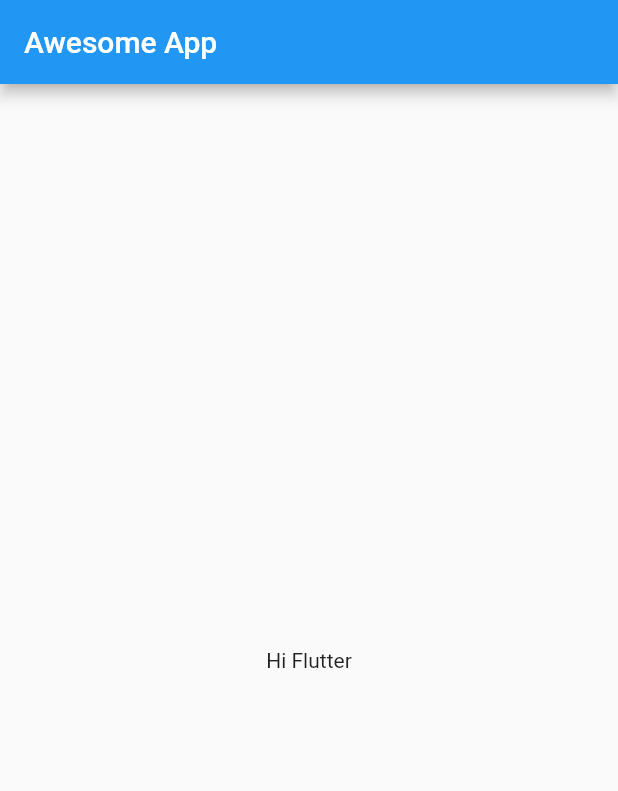
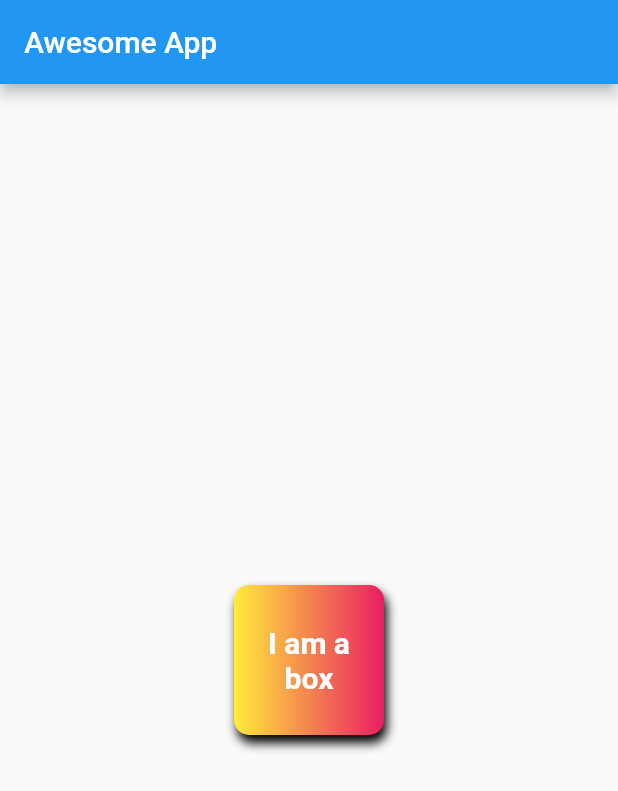
Before and after one commit to Raushan1123/Flutter-Tutorial, a Flutter app: the screen it shows after launch, on a phone screen of 412 x 824 dp. Shown: the top 791 px of the screen. Run offline on Flutter 3.47's test engine with Material 2 defaults, Android fonts, the phone set to English and light mode, and no system bars.

Commit message:
Chapter 2 completed

```diff
--- a/lib/main.dart
+++ b/lib/main.dart
@@ -14,9 +14,35 @@ class HomePage extends StatelessWidget {
       appBar: AppBar(
         title: Text("Awesome App"),
       ),
-      body: Container(
-        child: Center(child: Text("Hi Flutter")),
-      ),
-    );
+      body: Center(
+        child: Container(
+          padding: const EdgeInsets.all(8),
+          alignment: Alignment.center,
+          width: 100,
+          height: 100,
+          decoration: BoxDecoration(
+            borderRadius: BorderRadius.circular(10),
+            boxShadow: [
+              BoxShadow(
+                color: Colors.black,
+                blurRadius: 5,
+                offset: Offset(2.0,5.0)
+              )
+            ],
+            color: Colors.teal,
+            gradient: LinearGradient(
+              colors: [Colors.yellow, Colors.pink]
+            )
+          ),
+          child: Text(
+            "I am a box",
+            textAlign: TextAlign.center,
+            style: TextStyle(color: Colors.white,
+            fontWeight: FontWeight.bold,
+            fontSize: 20,
+          ),
+        ),
+      )
+      ));
   }
 }
```
